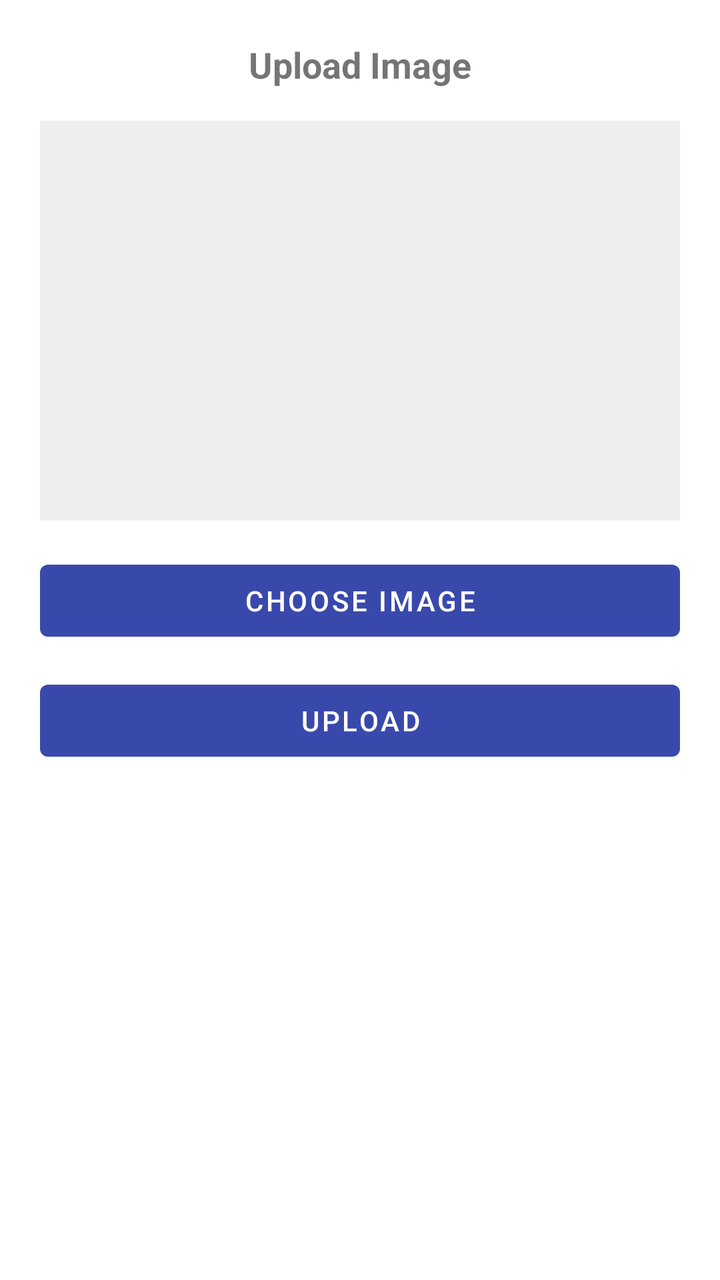
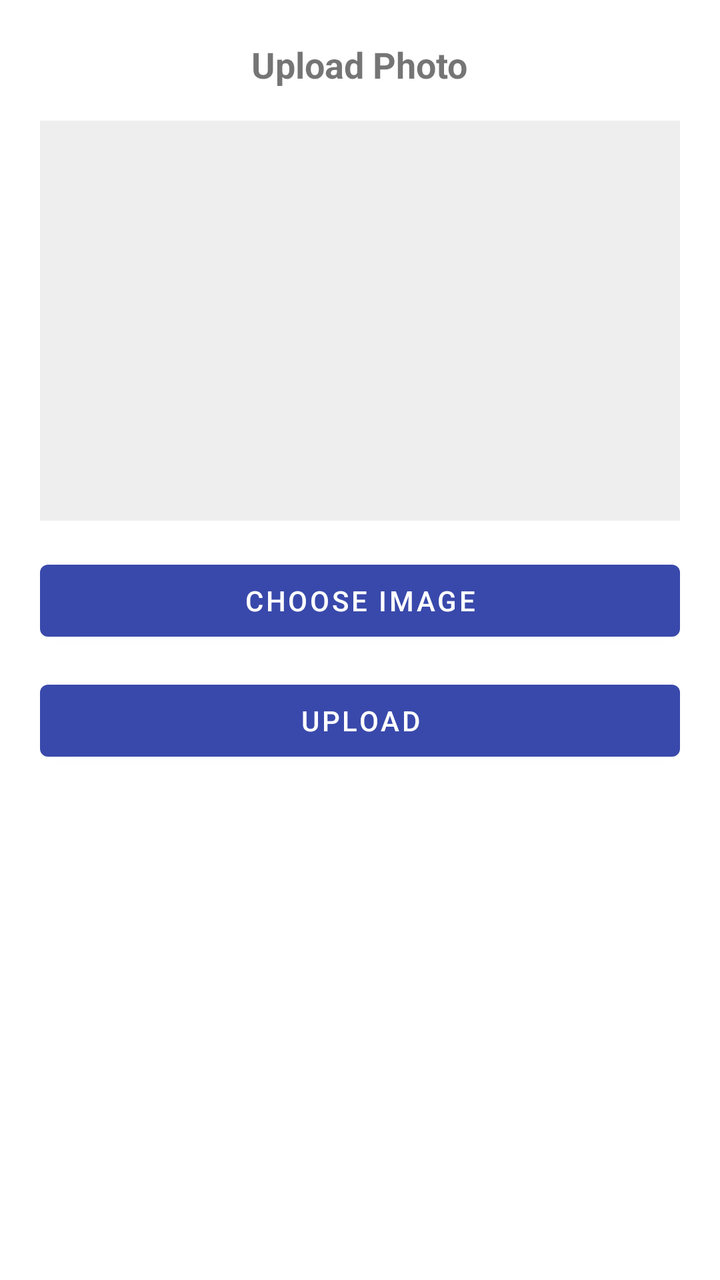

An Android layout rendered at two revisions. The XML below is the earlier revision; the diff shows what the commit changed to produce the second picture.
<!-- AndroidManifest.xml: application theme Theme.YouthSphere -->
<!-- res/layout/upload_photo_dialog.xml -->
<?xml version="1.0" encoding="utf-8"?>
<LinearLayout xmlns:android="http://schemas.android.com/apk/res/android"
    android:orientation="vertical"
    android:padding="20dp"
    android:layout_width="match_parent"
    android:layout_height="wrap_content">

    <TextView
        android:id="@+id/tvDialogTitle"
        android:layout_width="wrap_content"
        android:layout_height="wrap_content"
        android:text="Upload Image"
        android:textStyle="bold"
        android:textSize="18sp"
        android:layout_gravity="center" />

    <ImageView
        android:id="@+id/imgPreview"
        android:layout_width="match_parent"
        android:layout_height="200dp"
        android:scaleType="centerCrop"
        android:layout_marginTop="16dp"
        android:background="#EEE" />

    <Button
        android:id="@+id/btnChooseImage"
        android:layout_width="match_parent"
        android:layout_height="wrap_content"
        android:text="Choose Image"
        android:layout_marginTop="16dp"/>

    <Button
        android:id="@+id/btnUploadImage"
        android:layout_width="match_parent"
        android:layout_height="wrap_content"
        android:text="Upload"
        android:layout_marginTop="12dp"/>
</LinearLayout>
<!-- resources referenced by this layout -->
<resources>
  <style name="Theme.YouthSphere" parent="Theme.MaterialComponents.DayNight.NoActionBar">
          
          <item name="colorPrimary">@color/indigo_600</item>
          <item name="colorPrimaryVariant">@color/indigo_800</item>
          <item name="colorOnPrimary">@color/white</item>
  
          
          <item name="colorSecondary">@color/amber_400</item>
          <item name="colorSecondaryVariant">@color/amber_600</item>
          <item name="colorOnSecondary">@color/black</item>
  
          
          <item name="android:windowBackground">@color/white</item>
          <item name="colorSurface">@color/white</item>
          <item name="colorOnBackground">@color/black</item>
          <item name="colorOnSurface">@color/black</item>
  
          
          <item name="android:statusBarColor">@color/indigo_800</item>
  
          
          <item name="actionBarTheme">@style/ThemeOverlay.MaterialComponents.Dark.ActionBar</item>
          <item name="actionBarPopupTheme">@style/ThemeOverlay.MaterialComponents.Light</item>
  
          
          <item name="popupMenuStyle">@style/PopupMenu.MaterialComponents</item>
      </style>
  <color name="indigo_600">#3949AB</color>
  <color name="indigo_800">#283593</color>
  <color name="white">#FFFFFF</color>
  <color name="amber_400">#FFCA28</color>
  <color name="amber_600">#FFB300</color>
  <color name="black">#000000</color>
  <style name="ThemeOverlay.MaterialComponents.Dark.ActionBar">
          <item name="android:textColorPrimary">@color/white</item>
          <item name="colorControlNormal">@color/white</item>
          <item name="android:textColorSecondary">@color/white</item>
      </style>
  <style name="ThemeOverlay.MaterialComponents.Light">
          <item name="android:textColorPrimary">@color/black</item>
          <item name="android:background">@color/white</item>
      </style>
  <style name="PopupMenu.MaterialComponents" parent="@style/Widget.MaterialComponents.PopupMenu">
          <item name="android:textColor">?attr/colorOnSurface</item>
          <item name="android:background">?attr/colorSurface</item>
          <item name="android:dropDownVerticalOffset">4dp</item>
      </style>
</resources>

<!-- the commit's change to res/layout/upload_photo_dialog.xml (unified diff, before → after) -->
@@ -9,7 +9,7 @@
         android:id="@+id/tvDialogTitle"
         android:layout_width="wrap_content"
         android:layout_height="wrap_content"
-        android:text="Upload Image"
+        android:text="@string/upload_photo"
         android:textStyle="bold"
         android:textSize="18sp"
         android:layout_gravity="center" />
@@ -26,13 +26,13 @@
         android:id="@+id/btnChooseImage"
         android:layout_width="match_parent"
         android:layout_height="wrap_content"
-        android:text="Choose Image"
+        android:text="@string/choose_image"
         android:layout_marginTop="16dp"/>
 
     <Button
         android:id="@+id/btnUploadImage"
         android:layout_width="match_parent"
         android:layout_height="wrap_content"
-        android:text="Upload"
+        android:text="@string/upload"
         android:layout_marginTop="12dp"/>
 </LinearLayout>
<!-- resource entries referenced after the edit -->
@@ -1,5 +1,8 @@
 <!-- resources referenced by this layout -->
 <resources>
+  <string name="choose_image">Choose Image</string>
+  <string name="upload">Upload</string>
+  <string name="upload_photo">Upload Photo</string>
   <style name="Theme.YouthSphere" parent="Theme.MaterialComponents.DayNight.NoActionBar">
           
           <item name="colorPrimary">@color/indigo_600</item>
